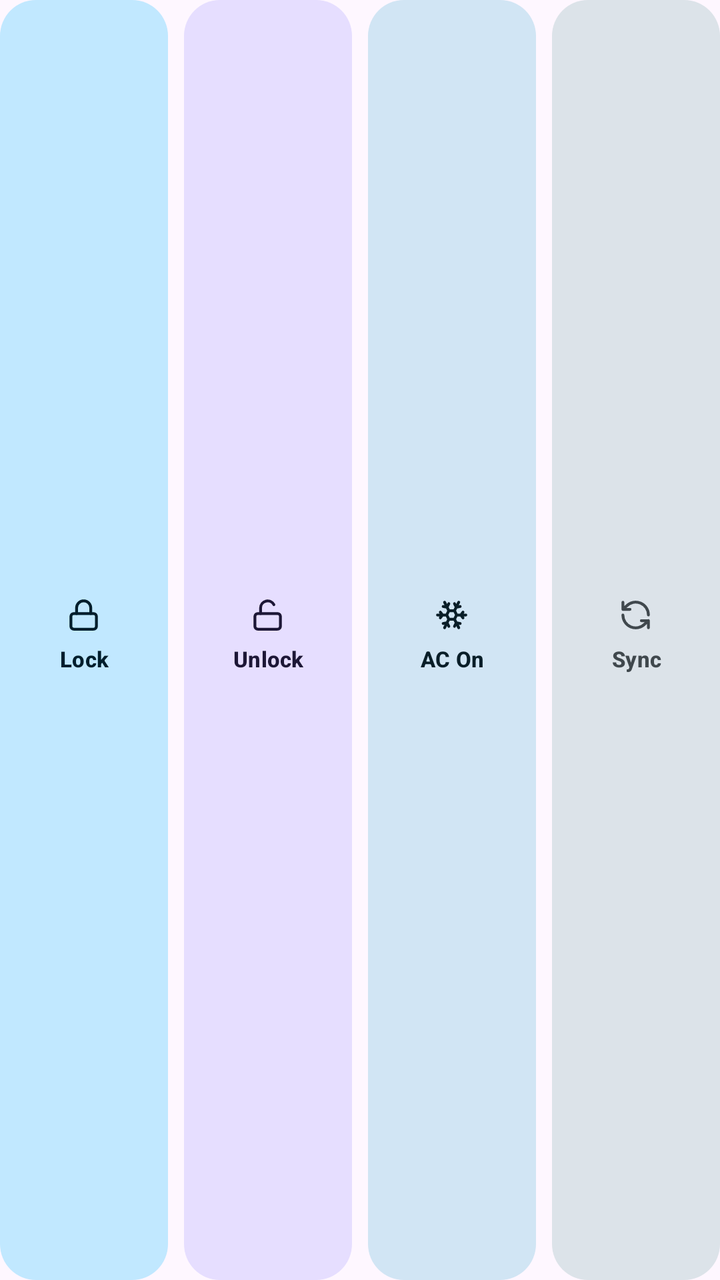
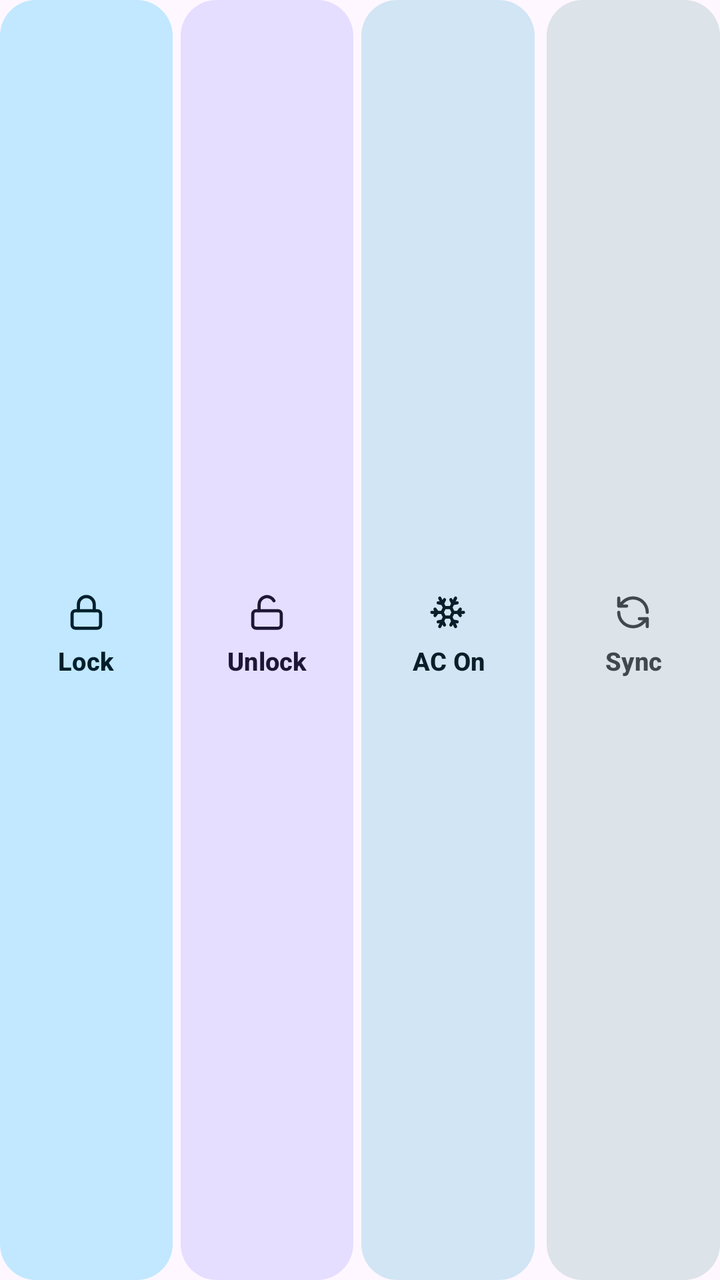

An Android layout rendered at two revisions. The XML below is the earlier revision; the diff shows what the commit changed to produce the second picture.
<!-- AndroidManifest.xml: application theme Theme.BydWatch -->
<!-- res/layout/include_widget_4x2_actions.xml -->
<?xml version="1.0" encoding="utf-8"?>
<LinearLayout xmlns:android="http://schemas.android.com/apk/res/android"
    android:layout_width="match_parent"
    android:layout_height="52dp"
    android:orientation="horizontal">

    <LinearLayout
        android:id="@+id/tileWidgetLock"
        android:layout_width="0dp"
        android:layout_height="match_parent"
        android:layout_marginEnd="4dp"
        android:layout_weight="1"
        android:background="@drawable/bg_widget_btn_primary"
        android:gravity="center"
        android:orientation="vertical"
        android:paddingHorizontal="4dp">

        <ImageView
            android:id="@+id/ivWidgetLock"
            android:layout_width="17dp"
            android:layout_height="17dp"
            android:layout_marginBottom="2dp"
            android:importantForAccessibility="no"
            android:src="@drawable/ic_slot_lock"
            android:tint="@color/widget_on_primary_container" />

        <Button
            android:id="@+id/btnWidgetLock"
            android:layout_width="match_parent"
            android:layout_height="wrap_content"
            android:background="@android:color/transparent"
            android:ellipsize="end"
            android:gravity="center"
            android:maxLines="1"
            android:minWidth="0dp"
            android:minHeight="0dp"
            android:padding="0dp"
            android:stateListAnimator="@null"
            android:text="Lock"
            android:textAllCaps="false"
            android:textColor="@color/widget_on_primary_container"
            android:textSize="11sp"
            android:textStyle="bold" />
    </LinearLayout>

    <LinearLayout
        android:id="@+id/tileWidgetUnlock"
        android:layout_width="0dp"
        android:layout_height="match_parent"
        android:layout_marginHorizontal="4dp"
        android:layout_weight="1"
        android:background="@drawable/bg_widget_btn_tertiary"
        android:gravity="center"
        android:orientation="vertical"
        android:paddingHorizontal="4dp">

        <ImageView
            android:id="@+id/ivWidgetUnlock"
            android:layout_width="17dp"
            android:layout_height="17dp"
            android:layout_marginBottom="2dp"
            android:importantForAccessibility="no"
            android:src="@drawable/ic_slot_unlock"
            android:tint="@color/widget_on_tertiary_container" />

        <Button
            android:id="@+id/btnWidgetUnlock"
            android:layout_width="match_parent"
            android:layout_height="wrap_content"
            android:background="@android:color/transparent"
            android:ellipsize="end"
            android:gravity="center"
            android:maxLines="1"
            android:minWidth="0dp"
            android:minHeight="0dp"
            android:padding="0dp"
            android:stateListAnimator="@null"
            android:text="Unlock"
            android:textAllCaps="false"
            android:textColor="@color/widget_on_tertiary_container"
            android:textSize="11sp"
            android:textStyle="bold" />
    </LinearLayout>

    <LinearLayout
        android:id="@+id/tileWidgetAc"
        android:layout_width="0dp"
        android:layout_height="match_parent"
        android:layout_marginHorizontal="4dp"
        android:layout_weight="1"
        android:background="@drawable/bg_widget_btn_secondary"
        android:gravity="center"
        android:orientation="vertical"
        android:paddingHorizontal="4dp">

        <ImageView
            android:id="@+id/ivWidgetAc"
            android:layout_width="17dp"
            android:layout_height="17dp"
            android:layout_marginBottom="2dp"
            android:importantForAccessibility="no"
            android:src="@drawable/ic_slot_ac"
            android:tint="@color/widget_on_secondary_container" />

        <Button
            android:id="@+id/btnWidgetAc"
            android:layout_width="match_parent"
            android:layout_height="wrap_content"
            android:background="@android:color/transparent"
            android:ellipsize="end"
            android:gravity="center"
            android:maxLines="1"
            android:minWidth="0dp"
            android:minHeight="0dp"
            android:padding="0dp"
            android:stateListAnimator="@null"
            android:text="AC On"
            android:textAllCaps="false"
            android:textColor="@color/widget_on_secondary_container"
            android:textSize="11sp"
            android:textStyle="bold" />
    </LinearLayout>

    <LinearLayout
        android:id="@+id/tileWidgetRefresh"
        android:layout_width="0dp"
        android:layout_height="match_parent"
        android:layout_marginStart="4dp"
        android:layout_weight="1"
        android:background="@drawable/bg_widget_btn_tonal"
        android:gravity="center"
        android:orientation="vertical"
        android:paddingHorizontal="4dp">

        <ImageView
            android:id="@+id/ivWidgetRefresh"
            android:layout_width="17dp"
            android:layout_height="17dp"
            android:layout_marginBottom="2dp"
            android:importantForAccessibility="no"
            android:src="@drawable/ic_slot_sync"
            android:tint="@color/widget_on_surface_variant" />

        <Button
            android:id="@+id/btnWidgetRefresh"
            android:layout_width="match_parent"
            android:layout_height="wrap_content"
            android:background="@android:color/transparent"
            android:ellipsize="end"
            android:gravity="center"
            android:maxLines="1"
            android:minWidth="0dp"
            android:minHeight="0dp"
            android:padding="0dp"
            android:stateListAnimator="@null"
            android:text="Sync"
            android:textAllCaps="false"
            android:textColor="@color/widget_on_surface_variant"
            android:textSize="11sp"
            android:textStyle="bold" />
    </LinearLayout>
</LinearLayout>
<!-- resources referenced by this layout -->
<resources>
  <color name="widget_on_primary_container">#002114</color>
  <color name="widget_on_secondary_container">#001E30</color>
  <color name="widget_on_surface_variant">#414944</color>
  <color name="widget_on_tertiary_container">#2B1700</color>
  <!-- drawable bg_widget_btn_primary (drawable) -->
  <?xml version="1.0" encoding="utf-8"?>
  <shape xmlns:android="http://schemas.android.com/apk/res/android"
      android:shape="rectangle">
      <solid android:color="@color/widget_primary_container" />
      <corners android:radius="18dp" />
  </shape>
  <!-- drawable bg_widget_btn_secondary (drawable) -->
  <?xml version="1.0" encoding="utf-8"?>
  <shape xmlns:android="http://schemas.android.com/apk/res/android"
      android:shape="rectangle">
      <solid android:color="@color/widget_secondary_container" />
      <corners android:radius="18dp" />
  </shape>
  <!-- drawable bg_widget_btn_tertiary (drawable) -->
  <?xml version="1.0" encoding="utf-8"?>
  <shape xmlns:android="http://schemas.android.com/apk/res/android"
      android:shape="rectangle">
      <solid android:color="@color/widget_tertiary_container" />
      <corners android:radius="18dp" />
  </shape>
  <!-- drawable bg_widget_btn_tonal (drawable) -->
  <?xml version="1.0" encoding="utf-8"?>
  <shape xmlns:android="http://schemas.android.com/apk/res/android"
      android:shape="rectangle">
      <solid android:color="@color/widget_surface_variant" />
      <corners android:radius="18dp" />
  </shape>
  <!-- drawable ic_slot_ac (drawable) -->
  <?xml version="1.0" encoding="utf-8"?>
  <vector xmlns:android="http://schemas.android.com/apk/res/android"
      android:width="24dp"
      android:height="24dp"
      android:viewportWidth="24"
      android:viewportHeight="24">
      <path
          android:fillColor="@android:color/transparent"
          android:strokeColor="#FFFFFF"
          android:strokeLineCap="round"
          android:strokeLineJoin="round"
          android:strokeWidth="2"
          android:pathData="M10,20l-1.25,-2.5L6,18 M10,4L8.75,6.5L6,6 M14,20l1.25,-2.5L18,18 M14,4l1.25,2.5L18,6 M17,21l-3,-6h-4 M17,3l-3,6l1.5,3 M2,12h6.5L10,9 M20,10l-1.5,2l1.5,2 M22,12h-6.5L14,15 M4,10l1.5,2L4,14 M7,21l3,-6l-1.5,-3 M7,3l3,6h4" />
  </vector>
  <!-- drawable ic_slot_sync (drawable) -->
  <?xml version="1.0" encoding="utf-8"?>
  <vector xmlns:android="http://schemas.android.com/apk/res/android"
      android:width="24dp"
      android:height="24dp"
      android:viewportWidth="24"
      android:viewportHeight="24">
      <path
          android:fillColor="@android:color/transparent"
          android:strokeColor="#FFFFFF"
          android:strokeLineCap="round"
          android:strokeLineJoin="round"
          android:strokeWidth="2"
          android:pathData="M21,12a9,9 0 0,0 -15.5,-6.3L3,8 M3,3v5h5 M3,12a9,9 0 0,0 15.5,6.3L21,16 M21,21v-5h-5" />
  </vector>
  <color name="widget_primary_container">#9FF2CE</color>
  <color name="widget_secondary_container">#CBE6FF</color>
  <color name="widget_tertiary_container">#FFE0B2</color>
  <color name="widget_surface_variant">#E3EBE6</color>
  <color name="accent_emerald">#006C4C</color>
  <color name="bg_obsidian">#F6F8F7</color>
  <color name="accent_cyan">#00658E</color>
  <style name="Widget.BydWatch.TextInputLayout" parent="Widget.Material3.TextInputLayout.OutlinedBox">
          <item name="boxCornerRadiusTopStart">16dp</item>
          <item name="boxCornerRadiusTopEnd">16dp</item>
          <item name="boxCornerRadiusBottomStart">16dp</item>
          <item name="boxCornerRadiusBottomEnd">16dp</item>
          <item name="boxStrokeWidth">1dp</item>
          <item name="boxStrokeWidthFocused">2dp</item>
      </style>
  <!-- unchanged entries left out for length: 3 -->
</resources>

<!-- the commit's change to res/layout/include_widget_4x2_actions.xml (unified diff, before → after) -->
@@ -1,14 +1,14 @@
 <?xml version="1.0" encoding="utf-8"?>
 <LinearLayout xmlns:android="http://schemas.android.com/apk/res/android"
     android:layout_width="match_parent"
-    android:layout_height="52dp"
+    android:layout_height="58dp"
     android:orientation="horizontal">
 
     <LinearLayout
         android:id="@+id/tileWidgetLock"
         android:layout_width="0dp"
         android:layout_height="match_parent"
-        android:layout_marginEnd="4dp"
+        android:layout_marginEnd="2dp"
         android:layout_weight="1"
         android:background="@drawable/bg_widget_btn_primary"
         android:gravity="center"
@@ -17,8 +17,8 @@
 
         <ImageView
             android:id="@+id/ivWidgetLock"
-            android:layout_width="17dp"
-            android:layout_height="17dp"
+            android:layout_width="19dp"
+            android:layout_height="19dp"
             android:layout_marginBottom="2dp"
             android:importantForAccessibility="no"
             android:src="@drawable/ic_slot_lock"
@@ -39,7 +39,7 @@
             android:text="Lock"
             android:textAllCaps="false"
             android:textColor="@color/widget_on_primary_container"
-            android:textSize="11sp"
+            android:textSize="12.5sp"
             android:textStyle="bold" />
     </LinearLayout>
 
@@ -47,7 +47,7 @@
         android:id="@+id/tileWidgetUnlock"
         android:layout_width="0dp"
         android:layout_height="match_parent"
-        android:layout_marginHorizontal="4dp"
+        android:layout_marginHorizontal="2dp"
         android:layout_weight="1"
         android:background="@drawable/bg_widget_btn_tertiary"
         android:gravity="center"
@@ -56,8 +56,8 @@
 
         <ImageView
             android:id="@+id/ivWidgetUnlock"
-            android:layout_width="17dp"
-            android:layout_height="17dp"
+            android:layout_width="19dp"
+            android:layout_height="19dp"
             android:layout_marginBottom="2dp"
             android:importantForAccessibility="no"
             android:src="@drawable/ic_slot_unlock"
@@ -78,7 +78,7 @@
             android:text="Unlock"
             android:textAllCaps="false"
             android:textColor="@color/widget_on_tertiary_container"
-            android:textSize="11sp"
+            android:textSize="12.5sp"
             android:textStyle="bold" />
     </LinearLayout>
 
@@ -86,7 +86,7 @@
         android:id="@+id/tileWidgetAc"
         android:layout_width="0dp"
         android:layout_height="match_parent"
-        android:layout_marginHorizontal="4dp"
+        android:layout_marginHorizontal="2dp"
         android:layout_weight="1"
         android:background="@drawable/bg_widget_btn_secondary"
         android:gravity="center"
@@ -95,8 +95,8 @@
 
         <ImageView
             android:id="@+id/ivWidgetAc"
-            android:layout_width="17dp"
-            android:layout_height="17dp"
+            android:layout_width="19dp"
+            android:layout_height="19dp"
             android:layout_marginBottom="2dp"
             android:importantForAccessibility="no"
             android:src="@drawable/ic_slot_ac"
@@ -117,7 +117,7 @@
             android:text="AC On"
             android:textAllCaps="false"
             android:textColor="@color/widget_on_secondary_container"
-            android:textSize="11sp"
+            android:textSize="12.5sp"
             android:textStyle="bold" />
     </LinearLayout>
 
@@ -134,8 +134,8 @@
 
         <ImageView
             android:id="@+id/ivWidgetRefresh"
-            android:layout_width="17dp"
-            android:layout_height="17dp"
+            android:layout_width="19dp"
+            android:layout_height="19dp"
             android:layout_marginBottom="2dp"
             android:importantForAccessibility="no"
             android:src="@drawable/ic_slot_sync"
@@ -156,7 +156,7 @@
             android:text="Sync"
             android:textAllCaps="false"
             android:textColor="@color/widget_on_surface_variant"
-            android:textSize="11sp"
+            android:textSize="12.5sp"
             android:textStyle="bold" />
     </LinearLayout>
 </LinearLayout>
